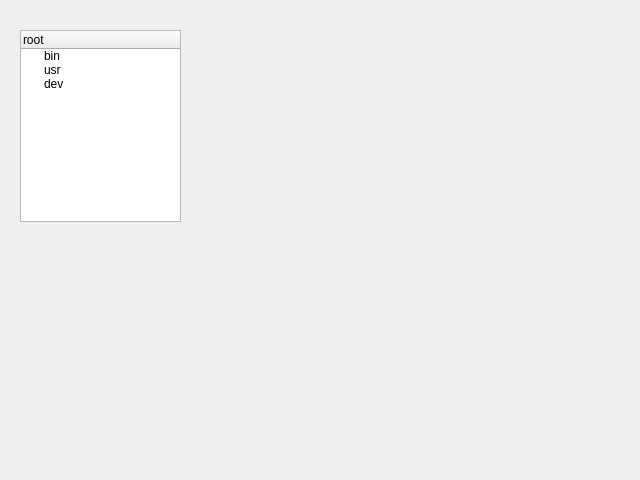
The window that widget_catalog.ui (puzzledsky/os-course-design) describes before a commit, drawn with Qt 5.
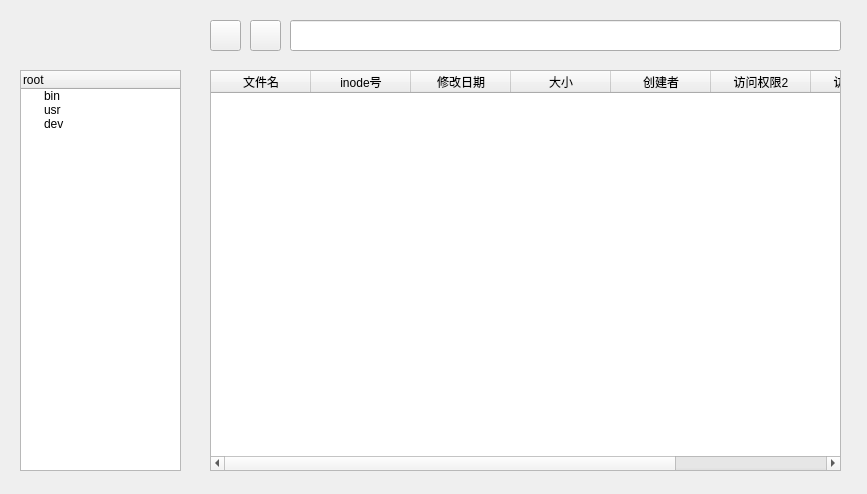
The same window after the commit. Icons and pictures are not drawn.

Patch:
```diff
--- a/widget_catalog.ui
+++ b/widget_catalog.ui
@@ -6,8 +6,8 @@
    <rect>
     <x>0</x>
     <y>0</y>
-    <width>640</width>
-    <height>480</height>
+    <width>867</width>
+    <height>494</height>
    </rect>
   </property>
   <property name="windowTitle">
@@ -17,9 +17,9 @@
    <property name="geometry">
     <rect>
      <x>20</x>
-     <y>30</y>
+     <y>70</y>
      <width>161</width>
-     <height>192</height>
+     <height>401</height>
     </rect>
    </property>
    <column>
@@ -43,6 +43,104 @@
     </property>
    </item>
   </widget>
+  <widget class="QTableWidget" name="table_file">
+   <property name="geometry">
+    <rect>
+     <x>210</x>
+     <y>70</y>
+     <width>631</width>
+     <height>401</height>
+    </rect>
+   </property>
+   <attribute name="verticalHeaderMinimumSectionSize">
+    <number>15</number>
+   </attribute>
+   <column>
+    <property name="text">
+     <string>文件名</string>
+    </property>
+   </column>
+   <column>
+    <property name="text">
+     <string>inode号</string>
+    </property>
+   </column>
+   <column>
+    <property name="text">
+     <string>修改日期</string>
+    </property>
+   </column>
+   <column>
+    <property name="text">
+     <string>大小</string>
+    </property>
+   </column>
+   <column>
+    <property name="text">
+     <string>创建者</string>
+    </property>
+   </column>
+   <column>
+    <property name="text">
+     <string>访问权限2</string>
+    </property>
+   </column>
+   <column>
+    <property name="text">
+     <string>访问权限1</string>
+    </property>
+   </column>
+   <column>
+    <property name="text">
+     <string/>
+    </property>
+   </column>
+  </widget>
+  <widget class="QLineEdit" name="lineEdit">
+   <property name="geometry">
+    <rect>
+     <x>290</x>
+     <y>20</y>
+     <width>551</width>
+     <height>31</height>
+    </rect>
+   </property>
+  </widget>
+  <widget class="QPushButton" name="pushButton">
+   <property name="geometry">
+    <rect>
+     <x>210</x>
+     <y>20</y>
+     <width>31</width>
+     <height>31</height>
+    </rect>
+   </property>
+   <property name="styleSheet">
+    <string notr="true">border-image: url(:/arrow/upward_green.ico);
+border-image: url(:/arrow/arrow_up_blue.ico);</string>
+   </property>
+   <property name="text">
+    <string/>
+   </property>
+  </widget>
+  <widget class="QPushButton" name="pushButton_2">
+   <property name="geometry">
+    <rect>
+     <x>250</x>
+     <y>20</y>
+     <width>31</width>
+     <height>31</height>
+    </rect>
+   </property>
+   <property name="styleSheet">
+    <string notr="true">
+border-image: url(:/arrow/forward_green.ico);
+border-image: url(:/arrow/arrow_right_bluet.ico);</string>
+   </property>
+   <property name="text">
+    <string/>
+   </property>
+  </widget>
  </widget>
  <tabstops>
   <tabstop>treeWidget</tabstop>
```
